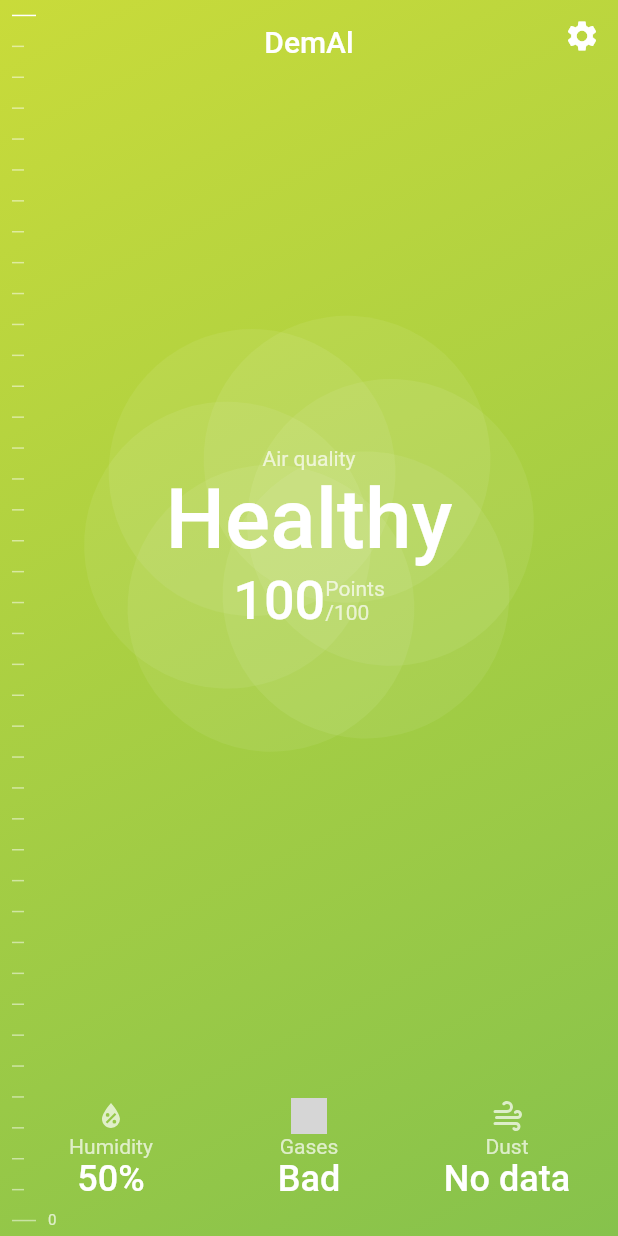
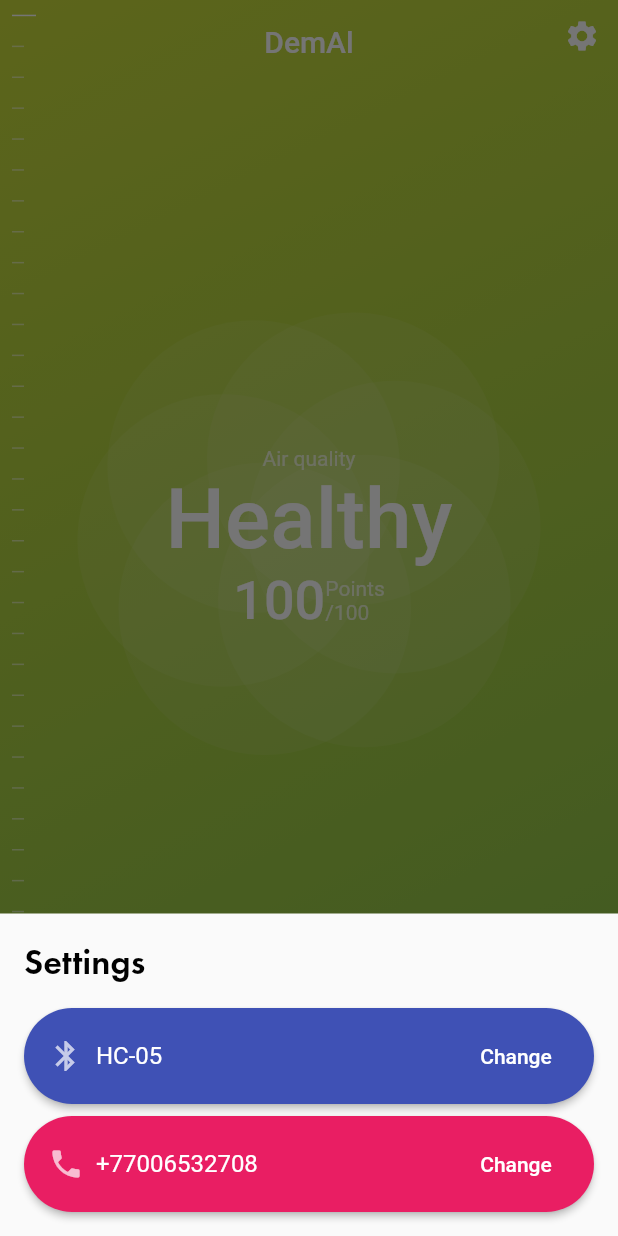
Before and after one commit to kekland/demal-app, a Flutter app: the StatusPage screen opened directly, after a tap on the "settings" icon, on a phone screen of 412 x 824 dp. Run offline on Flutter 3.47's test engine with Material 2 defaults, Android fonts, the light colour scheme and no system bars; our stand-ins replace flutter_svg; grey boxes are pictures that could not be loaded.

Commit message:
Settings modal : WIP

```diff
--- /dev/null
+++ b/lib/bottom_sheet_fix.dart
@@ -0,0 +1,306 @@
+// Copyright 2015 The Chromium Authors. All rights reserved.
+// Use of this source code is governed by a BSD-style license that can be
+// found in the LICENSE file.
+
+import 'dart:async';
+
+import 'package:flutter/foundation.dart';
+import 'package:flutter/material.dart';
+import 'package:flutter/widgets.dart';
+
+const Duration _kBottomSheetDuration = const Duration(milliseconds: 200);
+const double _kMinFlingVelocity = 700.0;
+const double _kCloseProgressThreshold = 0.5;
+
+/// A material design bottom sheet.
+///
+/// There are two kinds of bottom sheets in material design:
+///
+///  * _Persistent_. A persistent bottom sheet shows information that
+///    supplements the primary content of the app. A persistent bottom sheet
+///    remains visible even when the user interacts with other parts of the app.
+///    Persistent bottom sheets can be created and displayed with the
+///    [ScaffoldState.showBottomSheet] function.
+///
+///  * _Modal_. A modal bottom sheet is an alternative to a menu or a dialog and
+///    prevents the user from interacting with the rest of the app. Modal bottom
+///    sheets can be created and displayed with the [showModalBottomSheet]
+///    function.
+///
+/// The [BottomSheet] widget itself is rarely used directly. Instead, prefer to
+/// create a persistent bottom sheet with [ScaffoldState.showBottomSheet] and a modal
+/// bottom sheet with [showModalBottomSheet].
+///
+/// See also:
+///
+///  * [ScaffoldState.showBottomSheet]
+///  * [showModalBottomSheet]
+///  * <https://material.google.com/components/bottom-sheets.html>
+class BottomSheet extends StatefulWidget {
+  /// Creates a bottom sheet.
+  ///
+  /// Typically, bottom sheets are created implicitly by
+  /// [ScaffoldState.showBottomSheet], for persistent bottom sheets, or by
+  /// [showModalBottomSheet], for modal bottom sheets.
+  const BottomSheet({Key key, this.animationController, @required this.onClosing, @required this.builder})
+      : assert(onClosing != null),
+        assert(builder != null),
+        super(key: key);
+
+  /// The animation that controls the bottom sheet's position.
+  ///
+  /// The BottomSheet widget will manipulate the position of this animation, it
+  /// is not just a passive observer.
+  final AnimationController animationController;
+
+  /// Called when the bottom sheet begins to close.
+  ///
+  /// A bottom sheet might be be prevented from closing (e.g., by user
+  /// interaction) even after this callback is called. For this reason, this
+  /// callback might be call multiple times for a given bottom sheet.
+  final VoidCallback onClosing;
+
+  /// A builder for the contents of the sheet.
+  ///
+  /// The bottom sheet will wrap the widget produced by this builder in a
+  /// [Material] widget.
+  final WidgetBuilder builder;
+
+  @override
+  _BottomSheetState createState() => new _BottomSheetState();
+
+  /// Creates an animation controller suitable for controlling a [BottomSheet].
+  static AnimationController createAnimationController(TickerProvider vsync) {
+    return new AnimationController(
+      duration: _kBottomSheetDuration,
+      debugLabel: 'BottomSheet',
+      vsync: vsync,
+    );
+  }
+}
+
+class _BottomSheetState extends State<BottomSheet> {
+  final GlobalKey _childKey = new GlobalKey(debugLabel: 'BottomSheet child');
+
+  double get _childHeight {
+    final RenderBox renderBox = _childKey.currentContext.findRenderObject();
+    return renderBox.size.height;
+  }
+
+  bool get _dismissUnderway => widget.animationController.status == AnimationStatus.reverse;
+
+  void _handleDragUpdate(DragUpdateDetails details) {
+    if (_dismissUnderway) return;
+    widget.animationController.value -= details.primaryDelta / (_childHeight ?? details.primaryDelta);
+  }
+
+  void _handleDragEnd(DragEndDetails details) {
+    if (_dismissUnderway) return;
+    if (details.velocity.pixelsPerSecond.dy > _kMinFlingVelocity) {
+      final double flingVelocity = -details.velocity.pixelsPerSecond.dy / _childHeight;
+      if (widget.animationController.value > 0.0) widget.animationController.fling(velocity: flingVelocity);
+      if (flingVelocity < 0.0) widget.onClosing();
+    } else if (widget.animationController.value < _kCloseProgressThreshold) {
+      if (widget.animationController.value > 0.0) widget.animationController.fling(velocity: -1.0);
+      widget.onClosing();
+    } else {
+      widget.animationController.forward();
+    }
+  }
+
+  @override
+  Widget build(BuildContext context) {
+    return new GestureDetector(
+        onVerticalDragUpdate: _handleDragUpdate, onVerticalDragEnd: _handleDragEnd, child: new Material(key: _childKey, child: widget.builder(context)));
+  }
+}
+
+// PERSISTENT BOTTOM SHEETS
+
+// See scaffold.dart
+
+// MODAL BOTTOM SHEETS
+
+class _ModalBottomSheetLayout extends SingleChildLayoutDelegate {
+  _ModalBottomSheetLayout(this.progress, this.bottomInset);
+
+  final double progress;
+  final double bottomInset;
+
+  @override
+  BoxConstraints getConstraintsForChild(BoxConstraints constraints) {
+    return new BoxConstraints(minWidth: constraints.maxWidth, maxWidth: constraints.maxWidth, minHeight: 0.0, maxHeight: constraints.maxHeight * 9.0 / 16.0);
+  }
+
+  @override
+  Offset getPositionForChild(Size size, Size childSize) {
+    return new Offset(0.0, size.height - bottomInset - childSize.height * progress);
+  }
+
+  @override
+  bool shouldRelayout(_ModalBottomSheetLayout oldDelegate) {
+    return progress != oldDelegate.progress || bottomInset != oldDelegate.bottomInset;
+  }
+}
+
+class _ModalBottomSheet<T> extends StatefulWidget {
+  const _ModalBottomSheet({Key key, this.route}) : super(key: key);
+
+  final ModalBottomSheetRoute<T> route;
+
+  @override
+  _ModalBottomSheetState<T> createState() => new _ModalBottomSheetState<T>();
+}
+
+class _ModalBottomSheetState<T> extends State<_ModalBottomSheet<T>> {
+  @override
+  Widget build(BuildContext context) {
+    return new GestureDetector(
+        onTap: widget.route.dismissOnTap ? () => Navigator.pop(context) : null,
+        child: new AnimatedBuilder(
+            animation: widget.route.animation,
+            builder: (BuildContext context, Widget child) {
+              double bottomInset = widget.route.resizeToAvoidBottomPadding ? MediaQuery.of(context).viewInsets.bottom : 0.0;
+              return new ClipRect(
+                  child: new CustomSingleChildLayout(
+                      delegate: new _ModalBottomSheetLayout(widget.route.animation.value, bottomInset),
+                      child: new BottomSheet(
+                          animationController: widget.route._animationController, onClosing: () => Navigator.pop(context), builder: widget.route.builder)));
+            }));
+  }
+}
+
+class ModalBottomSheetRoute<T> extends PopupRoute<T> {
+  ModalBottomSheetRoute({
+    this.builder,
+    this.theme,
+    this.barrierLabel,
+    this.barrierColor: Colors.black54,
+    RouteSettings settings,
+    this.resizeToAvoidBottomPadding,
+    this.dismissOnTap,
+  }) : super(settings: settings);
+
+  final WidgetBuilder builder;
+  final ThemeData theme;
+  final bool resizeToAvoidBottomPadding;
+  final bool dismissOnTap;
+
+  @override
+  Duration get transitionDuration => _kBottomSheetDuration;
+
+  @override
+  bool get barrierDismissible => true;
+
+  @override
+  final String barrierLabel;
+
+  final Color barrierColor;
+
+  AnimationController _animationController;
+
+  @override
+  AnimationController createAnimationController() {
+    assert(_animationController == null);
+    _animationController = BottomSheet.createAnimationController(navigator.overlay);
+    return _animationController;
+  }
+
+  @override
+  Widget buildPage(BuildContext context, Animation<double> animation, Animation<double> secondaryAnimation) {
+    // By definition, the bottom sheet is aligned to the bottom of the page
+    // and isn't exposed to the top padding of the MediaQuery.
+    Widget bottomSheet = new MediaQuery.removePadding(
+      context: context,
+      removeTop: true,
+      child: new _ModalBottomSheet<T>(route: this),
+    );
+    if (theme != null) bottomSheet = new Theme(data: theme, child: bottomSheet);
+    return bottomSheet;
+  }
+}
+
+  /// Shows a modal material design bottom sheet.
+  ///
+  /// A modal bottom sheet is an alternative to a menu or a dialog and prevents
+  /// the user from interacting with the rest of the app.
+  ///
+  /// A closely related widget is a persistent bottom sheet, which shows
+  /// information that supplements the primary content of the app without
+  /// preventing the use from interacting with the app. Persistent bottom sheets
+  /// can be created and displayed with the [showBottomSheet] function or the
+  /// [ScaffoldState.showBottomSheet] method.
+  ///
+  /// The `context` argument is used to look up the [Navigator] and [Theme] for
+  /// the bottom sheet. It is only used when the method is called. Its
+  /// corresponding widget can be safely removed from the tree before the bottom
+  /// sheet is closed.
+  ///
+  /// Returns a `Future` that resolves to the value (if any) that was passed to
+  /// [Navigator.pop] when the modal bottom sheet was closed.
+  ///
+  /// See also:
+  ///
+  ///  * [BottomSheet], which is the widget normally returned by the function
+  ///    passed as the `builder` argument to [showModalBottomSheet].
+  ///  * [showBottomSheet] and [ScaffoldState.showBottomSheet], for showing
+  ///    non-modal bottom sheets.
+  ///  * <https://material.google.com/components/bottom-sheets.html#bottom-sheets-modal-bottom-sheets>
+  Future<T> showModalBottomSheetFixed<T>({
+    @required BuildContext context,
+    @required WidgetBuilder builder,
+    bool dismissOnTap: true,
+    bool resizeToAvoidBottomPadding,
+  }) {
+    assert(context != null);
+    assert(builder != null);
+    return Navigator.push(
+        context,
+        new ModalBottomSheetRoute<T>(
+          builder: builder,
+          theme: Theme.of(context, shadowThemeOnly: true),
+          barrierLabel: MaterialLocalizations.of(context).modalBarrierDismissLabel,
+          resizeToAvoidBottomPadding: resizeToAvoidBottomPadding,
+          dismissOnTap: dismissOnTap,
+        ));
+  }
+
+  /// Shows a persistent material design bottom sheet in the nearest [Scaffold].
+  ///
+  /// A persistent bottom sheet shows information that supplements the primary
+  /// content of the app. A persistent bottom sheet remains visible even when the
+  /// user interacts with other parts of the app. A [Scaffold] is required in the
+  /// given `context`; its [ScaffoldState.showBottomSheet] method is used to
+  /// actually show the bottom sheet.
+  ///
+  /// A closely related widget is a modal bottom sheet, which is an alternative
+  /// to a menu or a dialog and prevents the user from interacting with the rest
+  /// of the app. Modal bottom sheets can be created and displayed with the
+  /// [showModalBottomSheet] function.
+  ///
+  /// Returns a controller that can be used to close and otherwise manipulate the
+  /// bottom sheet.
+  ///
+  /// To rebuild the bottom sheet (e.g. if it is stateful), call
+  /// [PersistentBottomSheetController.setState] on the value returned from this
+  /// method.
+  ///
+  /// The `context` argument is used to look up the [Scaffold] for the bottom
+  /// sheet. It is only used when the method is called. Its corresponding widget
+  /// can be safely removed from the tree before the bottom sheet is closed.
+  ///
+  /// See also:
+  ///
+  ///  * [BottomSheet], which is the widget typically returned by the `builder`.
+  ///  * [showModalBottomSheet], which can be used to display a modal bottom
+  ///    sheet.
+  ///  * [Scaffold.of], for information about how to obtain the [BuildContext].
+  ///  * <https://material.google.com/components/bottom-sheets.html#bottom-sheets-persistent-bottom-sheets>
+  PersistentBottomSheetController<T> showBottomSheetFixed<T>({
+    @required BuildContext context,
+    @required WidgetBuilder builder,
+  }) {
+    assert(context != null);
+    assert(builder != null);
+    return Scaffold.of(context).showBottomSheet<T>(builder);
+  }
--- a/lib/main.dart
+++ b/lib/main.dart
@@ -18,7 +18,7 @@ class MyApp extends StatelessWidget {
       theme: new ThemeData(
         primarySwatch: Colors.blue,
       ),
-      home: new StatusPage(),
+      home: new OnboardingPage(),
     );
   }
 }
--- a/lib/percentage_display.dart
+++ b/lib/percentage_display.dart
@@ -44,6 +44,3 @@ class PercentageDisplayWidget extends StatelessWidget {
     );
   }
 }
-
-class Math {
-}
--- /dev/null
+++ b/lib/settings_page/setting_card.dart
@@ -0,0 +1,29 @@
+import 'package:flutter/material.dart';
+
+class SettingCard extends StatelessWidget {
+  final Widget icon;
+  final Widget text;
+  final Widget action;
+  final Color color;
+
+  const SettingCard({Key key, this.icon, this.text, this.action, this.color})
+      : super(key: key);
+  @override
+  Widget build(BuildContext context) {
+    return Material(
+      elevation: 2.0,
+      color: color,
+      borderRadius: BorderRadius.circular(100.0),
+      child: Padding(
+        padding: const EdgeInsets.only(left: 16.0, right: 8.0, top: 8.0, bottom: 8.0),
+        child: Row(
+          children: [
+            Padding(padding: const EdgeInsets.only(right: 8.0), child: icon),
+            Expanded(child: text),
+            action,
+          ],
+        ),
+      ),
+    );
+  }
+}
--- /dev/null
+++ b/lib/settings_page/settings_modal.dart
@@ -0,0 +1,53 @@
+import 'package:dem_al/settings_page/setting_card.dart';
+import 'package:flutter/material.dart';
+
+class SettingsModal extends StatefulWidget {
+  @override
+  _SettingsModalState createState() => _SettingsModalState();
+}
+
+class _SettingsModalState extends State<SettingsModal> {
+  @override
+  Widget build(BuildContext context) {
+    return Container(
+      padding: const EdgeInsets.all(16.0),
+      child: Column(
+        mainAxisSize: MainAxisSize.min,
+        crossAxisAlignment: CrossAxisAlignment.start,
+        children: [
+          Text(
+            'Settings',
+            style: TextStyle(
+              color: Colors.black,
+              fontSize: 24.0,
+              fontWeight: FontWeight.w500,
+              fontFamily: 'Futura',
+            ),
+          ),
+          SizedBox(height: 16.0),
+          SettingCard(
+            color: Colors.indigo,
+            icon: Icon(Icons.bluetooth, color: Colors.white70),
+            text: Text('HC-05',
+                style: TextStyle(fontSize: 16.0, color: Colors.white)),
+            action: FlatButton(
+                child: Text('Change'),
+                textColor: Colors.white,
+                onPressed: () {}),
+          ),
+          SizedBox(height: 8.0),
+          SettingCard(
+            color: Colors.pink,
+            icon: Icon(Icons.phone, color: Colors.white70),
+            text: Text('+77006532708',
+                style: TextStyle(fontSize: 16.0, color: Colors.white)),
+            action: FlatButton(
+                child: Text('Change'),
+                textColor: Colors.white,
+                onPressed: () {}),
+          ),
+        ],
+      ),
+    );
+  }
+}
--- a/lib/status_page/status_page.dart
+++ b/lib/status_page/status_page.dart
@@ -1,6 +1,8 @@
+import 'package:dem_al/bottom_sheet_fix.dart';
 import 'package:dem_al/circular_material.dart';
 import 'package:dem_al/linear_gradient_tween.dart';
 import 'package:dem_al/percentage_display.dart';
+import 'package:dem_al/settings_page/settings_modal.dart';
 import 'package:dem_al/status_page/air_quality_widget.dart';
 import 'package:dem_al/status_page/app_title.dart';
 import 'package:dem_al/status_page/colored_background.dart';
@@ -93,6 +95,12 @@ class _StatusPageState extends State<StatusPage> with TickerProviderStateMixin {
     startAnimationController.forward();
   }
 
+  openSettings(BuildContext context) {
+    showModalBottomSheetFixed(context: context, builder: (context) {
+      return SettingsModal();
+    }, dismissOnTap: false, resizeToAvoidBottomPadding: true);
+  }
+
   @override
   Widget build(BuildContext context) {
     return Scaffold(
@@ -111,7 +119,7 @@ class _StatusPageState extends State<StatusPage> with TickerProviderStateMixin {
                 child: IconButton(
                   icon: Icon(Icons.settings),
                   color: Colors.white,
-                  onPressed: () {},
+                  onPressed: () {openSettings(context);},
                 ),
               ),
               Align(
@@ -158,27 +166,8 @@ class _StatusPageState extends State<StatusPage> with TickerProviderStateMixin {
               ),
               Align(
                 alignment: AlignmentDirectional(0.0, -0.18),
-                child: RespirationCircleWidget(opacity: 0.07),
+                child: RespirationCircleWidget(opacity: 0.07, minimum: 0.25,),
               ),
-
-              /*Align(
-                alignment: AlignmentDirectional.bottomStart,
-                child: WaveBackgroundWidget(
-                  height: 200.0,
-                  amplitude: 30.0,
-                  animationDuration: Duration(milliseconds: 3287),
-                  xOffset: 10.0,
-                ),
-              ),
-              Align(
-                alignment: AlignmentDirectional.bottomStart,
-                child: WaveBackgroundWidget(
-                  height: 190.0,
-                  amplitude: 25.0,
-                  animationDuration: Duration(milliseconds: 2119),
-                  xOffset: 0.0,
-                ),
-              ),*/
             ],
           ),
         ),
```
